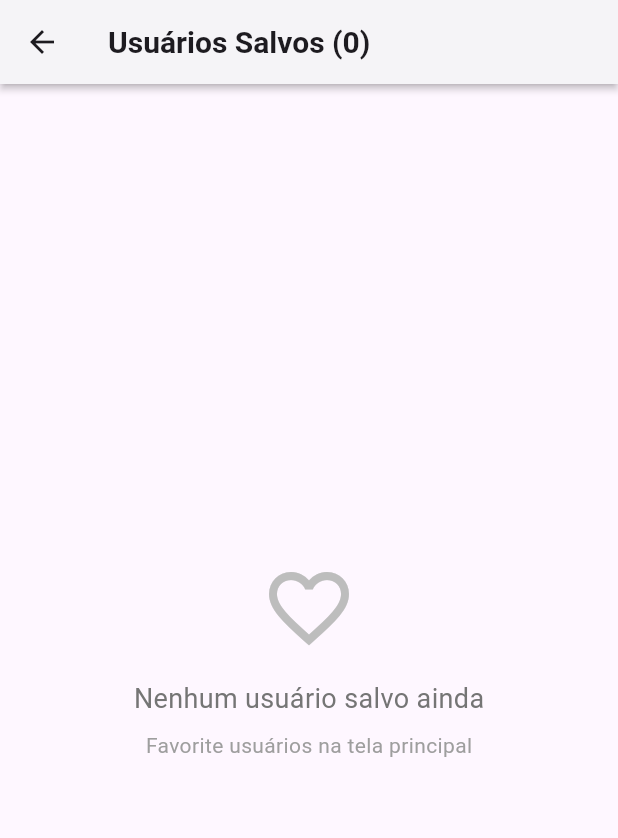
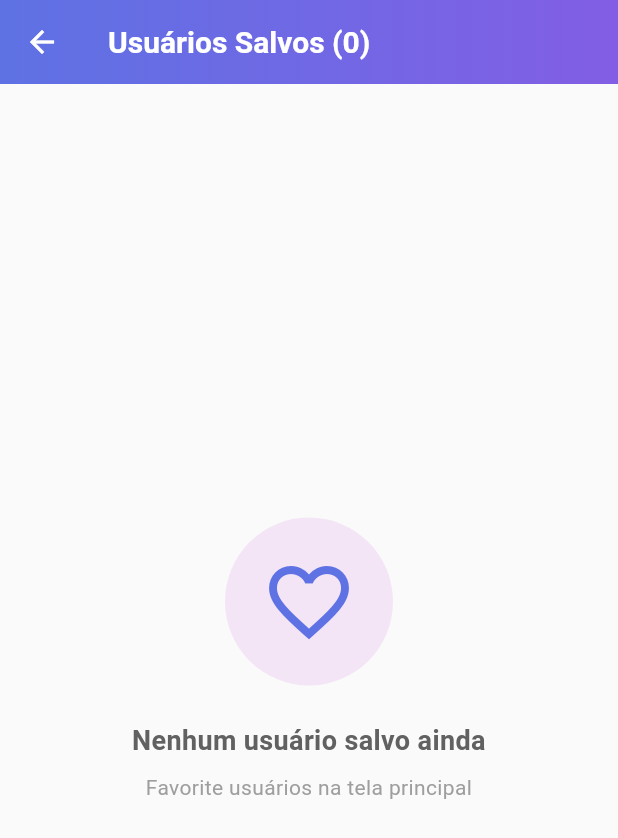
Before and after one commit to linnickgrisoste/teste_bus2, a Flutter app: the SavedUsersScreen screen opened directly, on a phone screen of 412 x 824 dp. Shown: the top 838 px of the screen. Run offline on Flutter 3.47's test engine with Material 3 defaults, Android fonts, the light colour scheme and no system bars; our stand-ins replace cached_network_image, dio, equatable, flutter_bloc, get_it, pretty_dio_logger and 1 more; accounts and stored records are empty; network calls fail.

Commit message:
[UPDATE] Refactored user model and repository to use UserModel directly, removed unnecessary entity conversion, and added new UI components for improved user experience.

```diff
--- /dev/null
+++ b/lib/ui/core/ui/empty_state_widget.dart
@@ -0,0 +1,51 @@
+import 'package:flutter/material.dart';
+
+class EmptyStateWidget extends StatelessWidget {
+  final IconData icon;
+  final String title;
+  final String? subtitle;
+  final Color? iconBackgroundColor;
+  final Color? iconColor;
+
+  const EmptyStateWidget({
+    super.key,
+    required this.icon,
+    required this.title,
+    this.subtitle,
+    this.iconBackgroundColor,
+    this.iconColor,
+  });
+
+  @override
+  Widget build(BuildContext context) {
+    final bgColor = iconBackgroundColor ?? Colors.grey.shade100;
+    final icColor = iconColor ?? Colors.grey[400]!;
+
+    return Center(
+      child: Column(
+        mainAxisAlignment: MainAxisAlignment.center,
+        children: [
+          Container(
+            padding: const EdgeInsets.all(24),
+            decoration: BoxDecoration(color: bgColor, shape: BoxShape.circle),
+            child: Icon(icon, size: 64, color: icColor),
+          ),
+          const SizedBox(height: 24),
+          Text(
+            title,
+            style: TextStyle(fontSize: 18, fontWeight: FontWeight.w600, color: Colors.grey[700]),
+            textAlign: TextAlign.center,
+          ),
+          if (subtitle != null) ...[
+            const SizedBox(height: 8),
+            Text(
+              subtitle!,
+              style: TextStyle(fontSize: 14, color: Colors.grey[500]),
+              textAlign: TextAlign.center,
+            ),
+          ],
+        ],
+      ),
+    );
+  }
+}
--- /dev/null
+++ b/lib/ui/core/ui/themed_app_bar.dart
@@ -0,0 +1,35 @@
+import 'package:flutter/material.dart';
+
+class ThemedAppBar extends StatelessWidget implements PreferredSizeWidget {
+  final String title;
+  final List<Widget>? actions;
+  final Widget? leading;
+  final bool centerTitle;
+
+  const ThemedAppBar({super.key, required this.title, this.actions, this.leading, this.centerTitle = false});
+
+  @override
+  Widget build(BuildContext context) {
+    return AppBar(
+      title: Text(title, style: const TextStyle(fontWeight: FontWeight.w600, fontSize: 20)),
+      centerTitle: centerTitle,
+      leading: leading,
+      flexibleSpace: Container(
+        decoration: const BoxDecoration(
+          gradient: LinearGradient(
+            colors: [Color(0xFF5E72E4), Color(0xFF825EE4)],
+            begin: Alignment.centerLeft,
+            end: Alignment.centerRight,
+          ),
+        ),
+      ),
+      backgroundColor: Colors.transparent,
+      elevation: 0,
+      foregroundColor: Colors.white,
+      actions: actions,
+    );
+  }
+
+  @override
+  Size get preferredSize => const Size.fromHeight(kToolbarHeight);
+}
--- a/lib/ui/saved_users/widgets/saved_users_screen.dart
+++ b/lib/ui/saved_users/widgets/saved_users_screen.dart
@@ -2,6 +2,9 @@ import 'package:flutter/material.dart';
 import 'package:flutter_bloc/flutter_bloc.dart';
 import 'package:teste_bus2/core/app_status.dart';
 import 'package:teste_bus2/di/service_locator.dart';
+import 'package:teste_bus2/ui/core/ui/empty_state_widget.dart';
+import 'package:teste_bus2/ui/core/ui/error_state_widget.dart';
+import 'package:teste_bus2/ui/core/ui/themed_app_bar.dart';
 import 'package:teste_bus2/ui/core/ui/user_item.dart';
 import 'package:teste_bus2/ui/saved_users/view_model/saved_users_cubit.dart';
 import 'package:teste_bus2/ui/saved_users/view_model/saved_users_state.dart';
@@ -35,13 +38,24 @@ class _SavedUsersScreenState extends State<SavedUsersScreen> {
     await showDialog<bool>(
       context: context,
       builder: (context) => AlertDialog(
-        title: const Text('Remover Usuário'),
+        shape: RoundedRectangleBorder(borderRadius: BorderRadius.circular(16)),
+        title: const Text('Remover Usuário', style: TextStyle(fontWeight: FontWeight.w600)),
         content: Text('Deseja remover ${user.name.first} ${user.name.last} dos salvos?'),
         actions: [
-          TextButton(onPressed: () => Navigator.pop(context, false), child: const Text('Cancelar')),
           TextButton(
+            onPressed: () => Navigator.pop(context, false),
+            style: TextButton.styleFrom(foregroundColor: Colors.grey[700]),
+            child: const Text('Cancelar'),
+          ),
+          ElevatedButton(
             onPressed: () => Navigator.pop(context, true),
-            child: const Text('Remover', style: TextStyle(color: Colors.red)),
+            style: ElevatedButton.styleFrom(
+              backgroundColor: Colors.red,
+              foregroundColor: Colors.white,
+              shape: RoundedRectangleBorder(borderRadius: BorderRadius.circular(8)),
+              elevation: 0,
+            ),
+            child: const Text('Remover'),
           ),
         ],
       ),
@@ -52,6 +66,9 @@ class _SavedUsersScreenState extends State<SavedUsersScreen> {
           ScaffoldMessenger.of(context).showSnackBar(
             SnackBar(
               content: Text('${user.name.first} ${user.name.last} removido'),
+              backgroundColor: Colors.orange,
+              behavior: SnackBarBehavior.floating,
+              shape: RoundedRectangleBorder(borderRadius: BorderRadius.circular(8)),
               duration: const Duration(seconds: 2),
             ),
           );
@@ -63,66 +80,44 @@ class _SavedUsersScreenState extends State<SavedUsersScreen> {
   @override
   Widget build(BuildContext context) {
     return Scaffold(
-      appBar: AppBar(
-        title: BlocBuilder<SavedUsersCubit, SavedUsersState>(
-          bloc: savedUsersCubit,
-          builder: (context, state) {
-            return Text(
-              'Usuários Salvos (${state.totalUsers})',
-              style: const TextStyle(fontWeight: FontWeight.w600, fontSize: 20),
-            );
-          },
-        ),
-        centerTitle: false,
-        elevation: 2,
-        backgroundColor: Colors.white,
-        shadowColor: Colors.black,
-      ),
+      backgroundColor: Colors.grey.shade50,
+      appBar: ThemedAppBar(title: 'Usuários Salvos (${savedUsersCubit.state.totalUsers})'),
       body: BlocBuilder<SavedUsersCubit, SavedUsersState>(
         bloc: savedUsersCubit,
         builder: (context, state) {
           if (state.status == AppStatus.loading) {
-            return const Center(child: CircularProgressIndicator());
+            return const Center(
+              child: CircularProgressIndicator(valueColor: AlwaysStoppedAnimation<Color>(Color(0xFF5E72E4))),
+            );
           }
 
           if (state.status == AppStatus.error) {
-            return Center(
-              child: Column(
-                mainAxisAlignment: MainAxisAlignment.center,
-                children: [
-                  const Icon(Icons.error_outline, size: 48, color: Colors.red),
-                  const SizedBox(height: 16),
-                  Text(state.errorMessage, style: const TextStyle(fontSize: 16), textAlign: TextAlign.center),
-                  const SizedBox(height: 16),
-                  ElevatedButton(
-                    onPressed: () => savedUsersCubit.loadSavedUsers(),
-                    child: const Text('Tentar Novamente'),
-                  ),
-                ],
-              ),
-            );
+            return ErrorStateWidget(errorMessage: state.errorMessage, onRetry: () => savedUsersCubit.loadSavedUsers());
           }
 
           if (state.isEmpty) {
-            return Center(
-              child: Column(
-                mainAxisAlignment: MainAxisAlignment.center,
-                children: [
-                  Icon(Icons.favorite_border, size: 64, color: Colors.grey[400]),
-                  const SizedBox(height: 16),
-                  Text('Nenhum usuário salvo ainda', style: TextStyle(fontSize: 18, color: Colors.grey[600])),
-                  const SizedBox(height: 8),
-                  Text('Favorite usuários na tela principal', style: TextStyle(fontSize: 14, color: Colors.grey[500])),
-                ],
-              ),
+            return EmptyStateWidget(
+              icon: Icons.favorite_border,
+              title: 'Nenhum usuário salvo ainda',
+              subtitle: 'Favorite usuários na tela principal',
+              iconBackgroundColor: Colors.purple.shade50,
+              iconColor: const Color(0xFF5E72E4),
             );
           }
 
           return ListView.builder(
+            padding: const EdgeInsets.symmetric(horizontal: 16, vertical: 16),
             itemCount: state.users.length,
             itemBuilder: (context, index) {
               final user = state.users[index];
-              return UserItem(user: user, onTap: () => _navigateToDetail(index), onDelete: () => _confirmDelete(index));
+              return Padding(
+                padding: const EdgeInsets.only(bottom: 12),
+                child: UserItem(
+                  user: user,
+                  onTap: () => _navigateToDetail(index),
+                  onDelete: () => _confirmDelete(index),
+                ),
+              );
             },
           );
         },
--- a/lib/ui/user_detail/view_model/user_detail_cubit.dart
+++ b/lib/ui/user_detail/view_model/user_detail_cubit.dart
@@ -1,5 +1,6 @@
 import 'package:flutter_bloc/flutter_bloc.dart';
 import 'package:teste_bus2/core/app_status.dart';
+import 'package:teste_bus2/data/models/user_model.dart';
 import 'package:teste_bus2/data/repositories/user_repository.dart';
 import 'package:teste_bus2/domain/models/user_entity.dart';
 import 'package:teste_bus2/ui/user_detail/view_model/user_detail_state.dart';
@@ -30,7 +31,7 @@ class UserDetailCubit extends Cubit<UserDetailState> {
   }
 
   Future<void> _saveUser(UserEntity user) async {
-    final success = await _userRepository.saveLocalUser(user);
+    final success = await _userRepository.saveLocalUser(UserModel.fromEntity(user));
 
     if (success) {
       emit(state.copyWith(status: AppStatus.success, isSaved: true));
```
Also changed, not shown: lib/data/models/user_model.dart (+0 -17 lines), lib/data/repositories/user_repository.dart (+5 -7 lines), lib/ui/core/ui/error_state_widget.dart (added, +61 -0 lines), lib/ui/core/ui/info_row.dart (added, +36 -0 lines), lib/ui/core/ui/section_card.dart (added, +45 -0 lines), lib/ui/core/ui/user_item.dart (+6 -2 lines), lib/ui/home/widgets/home_screen.dart (+44 -32 lines), lib/ui/user_detail/widgets/user_detail_screen.dart (+107 -117 lines).
